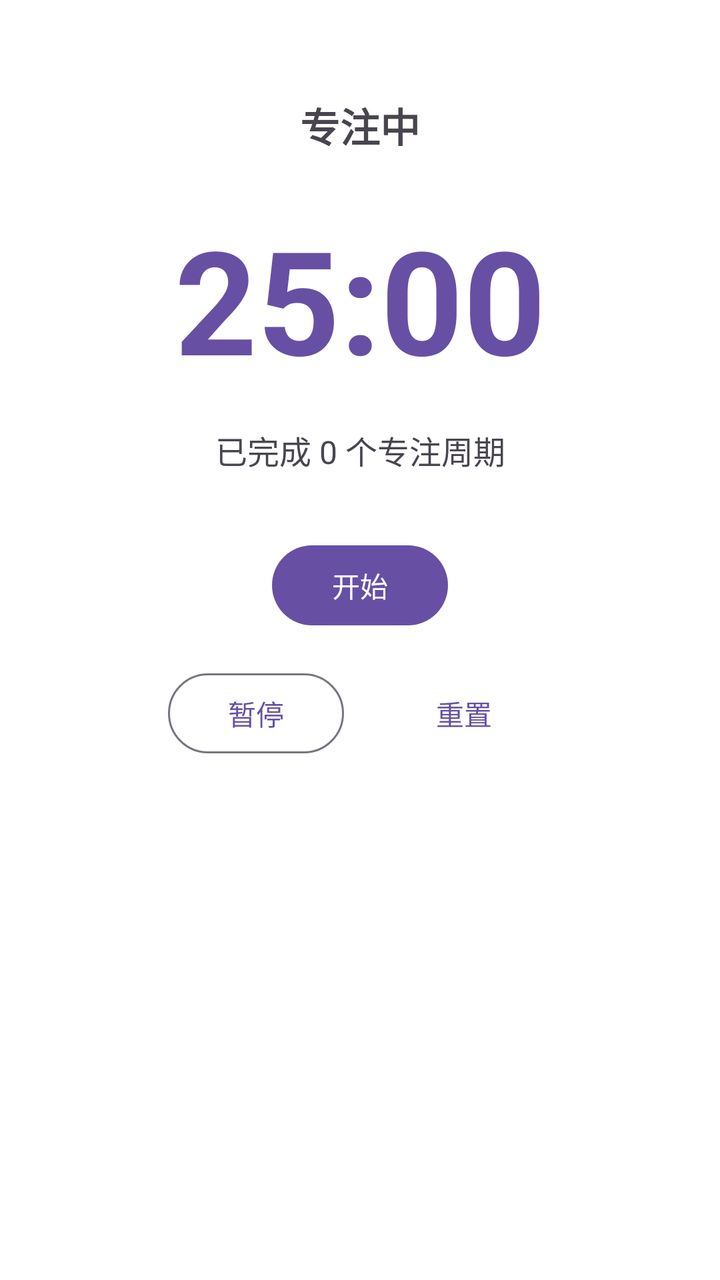
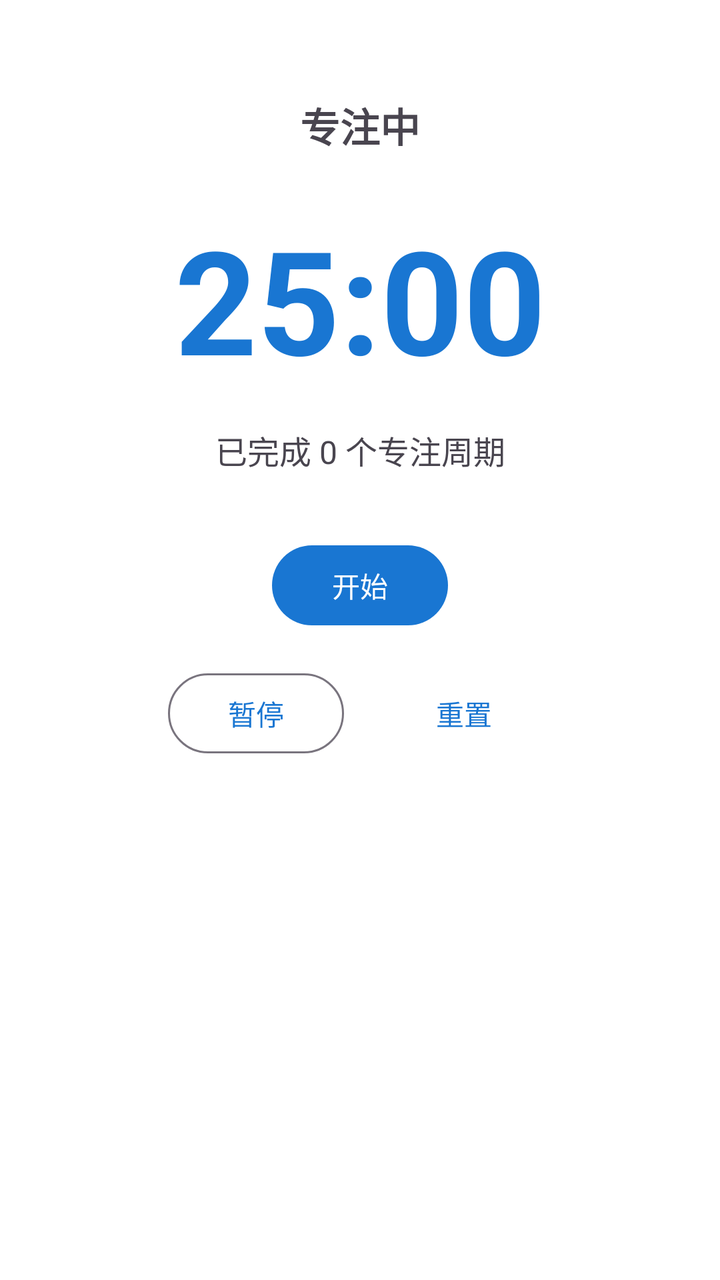

Before-and-after screenshots of an Android layout around one commit, followed by the original layout XML and the change that was made.
<!-- AndroidManifest.xml: application theme Theme.Project_Pandora -->
<!-- res/layout/fragment_focus.xml -->
<?xml version="1.0" encoding="utf-8"?>
<layout xmlns:android="http://schemas.android.com/apk/res/android"
    xmlns:app="http://schemas.android.com/apk/res-auto">

    <data>

    </data>

    <androidx.constraintlayout.widget.ConstraintLayout
        android:layout_width="match_parent"
        android:layout_height="match_parent"
        android:background="@android:color/white">

        <TextView
            android:id="@+id/textFocusMode"
            android:layout_width="wrap_content"
            android:layout_height="wrap_content"
            android:layout_marginTop="48dp"
            android:text="@string/focus_mode_work"
            android:textSize="20sp"
            android:textStyle="bold"
            app:layout_constraintTop_toTopOf="parent"
            app:layout_constraintStart_toStartOf="parent"
            app:layout_constraintEnd_toEndOf="parent" />

        <TextView
            android:id="@+id/textTimer"
            android:layout_width="wrap_content"
            android:layout_height="wrap_content"
            android:layout_marginTop="24dp"
            android:text="25:00"
            android:textSize="72sp"
            android:textStyle="bold"
            android:textColor="?attr/colorPrimary"
            app:layout_constraintTop_toBottomOf="@id/textFocusMode"
            app:layout_constraintStart_toStartOf="parent"
            app:layout_constraintEnd_toEndOf="parent" />

        <TextView
            android:id="@+id/textSessionCount"
            android:layout_width="wrap_content"
            android:layout_height="wrap_content"
            android:layout_marginTop="16dp"
            android:text="@string/focus_session_count"
            android:textSize="16sp"
            app:layout_constraintTop_toBottomOf="@id/textTimer"
            app:layout_constraintStart_toStartOf="parent"
            app:layout_constraintEnd_toEndOf="parent" />

        <com.google.android.material.button.MaterialButton
            android:id="@+id/btnStart"
            android:layout_width="wrap_content"
            android:layout_height="wrap_content"
            android:layout_marginTop="32dp"
            android:text="@string/focus_start"
            app:layout_constraintTop_toBottomOf="@id/textSessionCount"
            app:layout_constraintStart_toStartOf="parent"
            app:layout_constraintEnd_toEndOf="parent" />

        <LinearLayout
            android:layout_width="wrap_content"
            android:layout_height="wrap_content"
            android:orientation="horizontal"
            android:layout_marginTop="16dp"
            app:layout_constraintTop_toBottomOf="@id/btnStart"
            app:layout_constraintStart_toStartOf="parent"
            app:layout_constraintEnd_toEndOf="parent">

            <com.google.android.material.button.MaterialButton
                android:id="@+id/btnPause"
                android:layout_width="wrap_content"
                android:layout_height="wrap_content"
                android:layout_marginEnd="16dp"
                android:text="@string/focus_pause"
                style="@style/Widget.Material3.Button.OutlinedButton" />

            <com.google.android.material.button.MaterialButton
                android:id="@+id/btnReset"
                android:layout_width="wrap_content"
                android:layout_height="wrap_content"
                android:text="@string/focus_reset"
                style="@style/Widget.Material3.Button.TextButton" />

        </LinearLayout>

    </androidx.constraintlayout.widget.ConstraintLayout>
</layout>
<!-- resources referenced by this layout -->
<resources>
  <string name="focus_mode_work">专注中</string>
  <string name="focus_pause">暂停</string>
  <string name="focus_reset">重置</string>
  <string name="focus_session_count">已完成 0 个专注周期</string>
  <string name="focus_start">开始</string>
  <style name="Theme.Project_Pandora" parent="Base.Theme.Project_Pandora" />
  <style name="Base.Theme.Project_Pandora" parent="Theme.Material3.DayNight.NoActionBar">
          
          
      </style>
</resources>

<!-- the commit's change to res/layout/fragment_focus.xml (unified diff, before → after) -->
@@ -9,7 +9,7 @@
     <androidx.constraintlayout.widget.ConstraintLayout
         android:layout_width="match_parent"
         android:layout_height="match_parent"
-        android:background="@android:color/white">
+        android:background="?attr/colorSurface">
 
         <TextView
             android:id="@+id/textFocusMode"
<!-- resource entries referenced after the edit -->
@@ -8,7 +8,19 @@
   <style name="Theme.Project_Pandora" parent="Base.Theme.Project_Pandora" />
   <style name="Base.Theme.Project_Pandora" parent="Theme.Material3.DayNight.NoActionBar">
           
-          
+          <item name="colorPrimary">@color/color_calendar_today</item>
+          <item name="colorOnPrimary">@color/white</item>
+          <item name="colorSurface">@color/color_bg_page</item>
+          <item name="colorOnSurface">@color/color_text_primary</item>
+          <item name="colorOnSurfaceVariant">@color/color_text_secondary</item>
+          <item name="android:colorBackground">@color/color_bg_page</item>
+          <item name="android:textColorPrimary">@color/color_text_primary</item>
+          <item name="android:textColorSecondary">@color/color_text_secondary</item>
       </style>
+  <color name="color_calendar_today">#FF1976D2</color>
+  <color name="white">#FFFFFFFF</color>
+  <color name="color_bg_page">#FFFFFFFF</color>
+  <color name="color_text_primary">#FF333333</color>
+  <color name="color_text_secondary">#FF888888</color>
 </resources>
 
